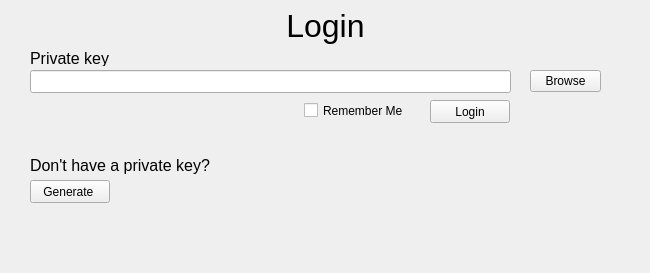
Jumba/real-estate-market-docs, file pyqt-designer/login.ui: the form before one commit.
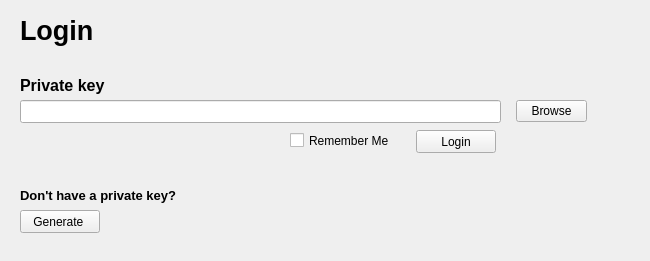
The form after the commit.

```diff
--- a/pyqt-designer/login.ui
+++ b/pyqt-designer/login.ui
@@ -7,7 +7,7 @@
     <x>0</x>
     <y>0</y>
     <width>650</width>
-    <height>273</height>
+    <height>261</height>
    </rect>
   </property>
   <property name="windowTitle">
@@ -16,50 +16,26 @@
   <widget class="QLabel" name="label">
    <property name="geometry">
     <rect>
-     <x>0</x>
-     <y>0</y>
-     <width>651</width>
-     <height>51</height>
-    </rect>
-   </property>
-   <property name="font">
-    <font>
-     <pointsize>24</pointsize>
-    </font>
-   </property>
-   <property name="layoutDirection">
-    <enum>Qt::LeftToRight</enum>
-   </property>
-   <property name="text">
-    <string>Login</string>
-   </property>
-   <property name="alignment">
-    <set>Qt::AlignCenter</set>
-   </property>
-  </widget>
-  <widget class="QLabel" name="label_2">
-   <property name="geometry">
-    <rect>
-     <x>30</x>
-     <y>50</y>
-     <width>101</width>
-     <height>16</height>
-    </rect>
-   </property>
-   <property name="font">
-    <font>
-     <pointsize>12</pointsize>
-    </font>
-   </property>
-   <property name="text">
-    <string>Private key</string>
-   </property>
-  </widget>
-  <widget class="QLineEdit" name="lineEdit">
-   <property name="geometry">
-    <rect>
-     <x>30</x>
+     <x>20</x>
      <y>70</y>
+     <width>111</width>
+     <height>31</height>
+    </rect>
+   </property>
+   <property name="font">
+    <font>
+     <pointsize>12</pointsize>
+    </font>
+   </property>
+   <property name="text">
+    <string>&lt;html&gt;&lt;head/&gt;&lt;body&gt;&lt;p&gt;&lt;span style=&quot; font-weight:600;&quot;&gt;Private key&lt;/span&gt;&lt;/p&gt;&lt;/body&gt;&lt;/html&gt;</string>
+   </property>
+  </widget>
+  <widget class="QLineEdit" name="private_key_line">
+   <property name="geometry">
+    <rect>
+     <x>20</x>
+     <y>100</y>
      <width>481</width>
      <height>23</height>
     </rect>
@@ -68,8 +44,8 @@
   <widget class="QToolButton" name="toolButton">
    <property name="geometry">
     <rect>
-     <x>530</x>
-     <y>70</y>
+     <x>516</x>
+     <y>100</y>
      <width>71</width>
      <height>22</height>
     </rect>
@@ -81,8 +57,8 @@
   <widget class="QPushButton" name="pushButton">
    <property name="geometry">
     <rect>
-     <x>430</x>
-     <y>100</y>
+     <x>416</x>
+     <y>130</y>
      <width>80</width>
      <height>23</height>
     </rect>
@@ -94,8 +70,8 @@
   <widget class="QCheckBox" name="checkBox">
    <property name="geometry">
     <rect>
-     <x>304</x>
-     <y>100</y>
+     <x>290</x>
+     <y>130</y>
      <width>111</width>
      <height>21</height>
     </rect>
@@ -107,32 +83,32 @@
   <widget class="QLabel" name="label_3">
    <property name="geometry">
     <rect>
-     <x>30</x>
-     <y>140</y>
-     <width>651</width>
-     <height>51</height>
-    </rect>
-   </property>
-   <property name="font">
-    <font>
-     <pointsize>12</pointsize>
-    </font>
-   </property>
-   <property name="layoutDirection">
-    <enum>Qt::LeftToRight</enum>
-   </property>
-   <property name="text">
-    <string>Don't have a private key?</string>
-   </property>
-   <property name="alignment">
-    <set>Qt::AlignLeading|Qt::AlignLeft|Qt::AlignVCenter</set>
-   </property>
-  </widget>
-  <widget class="QPushButton" name="pushButton_2">
-   <property name="geometry">
-    <rect>
-     <x>30</x>
+     <x>20</x>
      <y>180</y>
+     <width>401</width>
+     <height>31</height>
+    </rect>
+   </property>
+   <property name="font">
+    <font>
+     <pointsize>12</pointsize>
+    </font>
+   </property>
+   <property name="layoutDirection">
+    <enum>Qt::LeftToRight</enum>
+   </property>
+   <property name="text">
+    <string>&lt;html&gt;&lt;head/&gt;&lt;body&gt;&lt;p&gt;&lt;span style=&quot; font-size:10pt; font-weight:600;&quot;&gt;Don't have a private key?&lt;/span&gt;&lt;/p&gt;&lt;/body&gt;&lt;/html&gt;</string>
+   </property>
+   <property name="alignment">
+    <set>Qt::AlignLeading|Qt::AlignLeft|Qt::AlignVCenter</set>
+   </property>
+  </widget>
+  <widget class="QPushButton" name="generate_push_button">
+   <property name="geometry">
+    <rect>
+     <x>20</x>
+     <y>210</y>
      <width>80</width>
      <height>23</height>
     </rect>
@@ -141,6 +117,24 @@
     <string>Generate </string>
    </property>
   </widget>
+  <widget class="QLabel" name="login_label">
+   <property name="geometry">
+    <rect>
+     <x>20</x>
+     <y>10</y>
+     <width>91</width>
+     <height>41</height>
+    </rect>
+   </property>
+   <property name="font">
+    <font>
+     <pointsize>20</pointsize>
+    </font>
+   </property>
+   <property name="text">
+    <string>&lt;html&gt;&lt;head/&gt;&lt;body&gt;&lt;p&gt;&lt;span style=&quot; font-weight:600;&quot;&gt;Login&lt;/span&gt;&lt;/p&gt;&lt;/body&gt;&lt;/html&gt;</string>
+   </property>
+  </widget>
  </widget>
  <resources/>
  <connections/>
```
Left out of the diff: 10 changed lines with no effect on the pictures.
